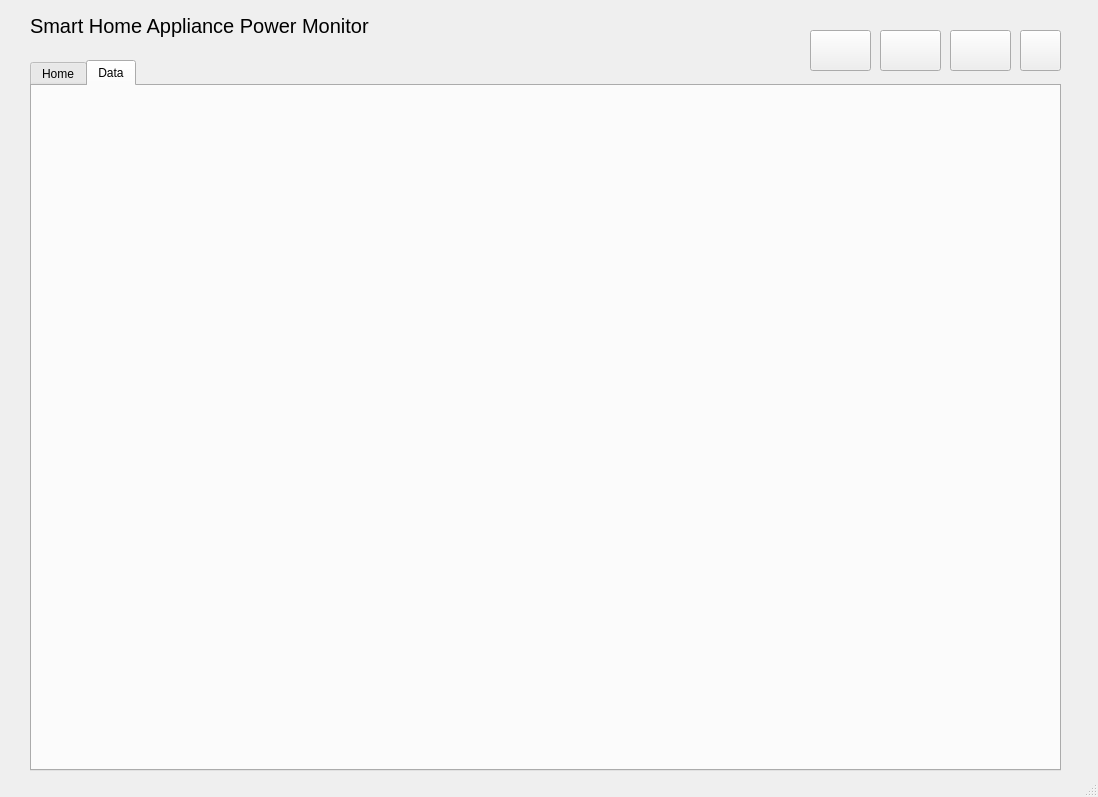
This is UI Files/MainWindowUI.ui in steinmns/power-monitor as Qt 5 draws it before an edit. The edited form follows.
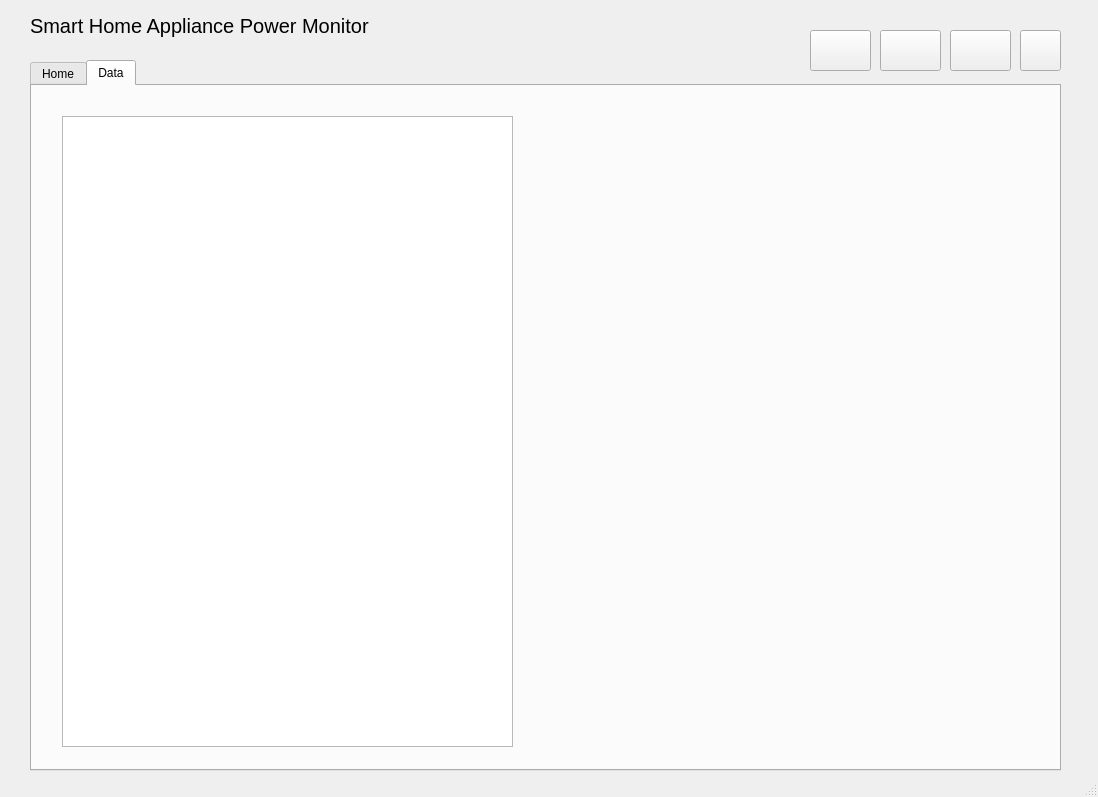
This is the edited form. The open tabs and pages were chosen to show the change.

Commit message: Data table now displays power usage data

```diff
--- a/UI Files/MainWindowUI.ui
+++ b/UI Files/MainWindowUI.ui
@@ -63,6 +63,16 @@
      <attribute name="title">
       <string>Data</string>
      </attribute>
+     <widget class="QTableWidget" name="PowerDataTable">
+      <property name="geometry">
+       <rect>
+        <x>30</x>
+        <y>30</y>
+        <width>451</width>
+        <height>631</height>
+       </rect>
+      </property>
+     </widget>
     </widget>
    </widget>
    <widget class="QPushButton" name="SettingsButton">
```
Left out of the diff: 2 changed lines with no effect on the pictures. The commit also changes 3 other files.
